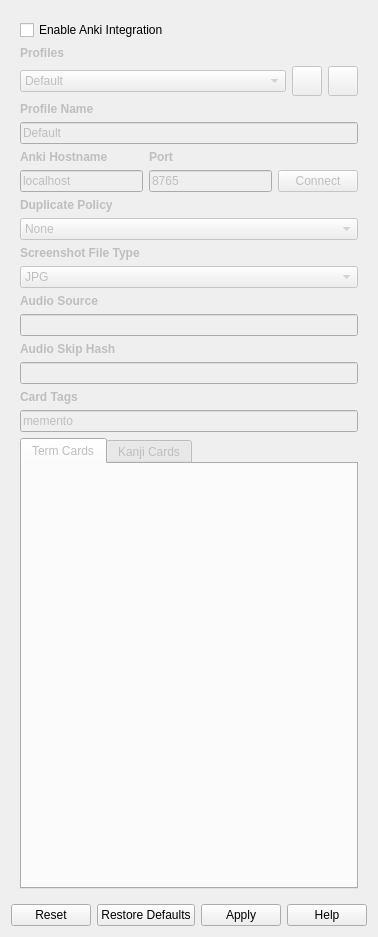
Qt form src/gui/widgets/ankisettings.ui (ripose-jp/Memento) before a commit.
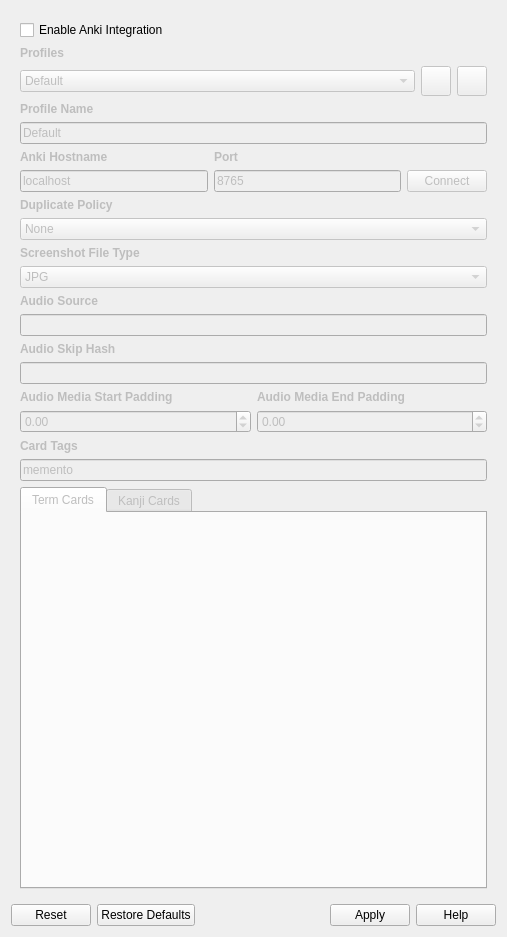
The same form after that commit. Custom widgets are drawn as their Qt base class.

Commit message: Added padding option for {audio-media} anki marker

Patch:
```diff
--- a/src/gui/widgets/ankisettings.ui
+++ b/src/gui/widgets/ankisettings.ui
@@ -6,7 +6,7 @@
    <rect>
     <x>0</x>
     <y>0</y>
-    <width>377</width>
+    <width>507</width>
     <height>937</height>
    </rect>
   </property>
@@ -33,8 +33,8 @@
        <rect>
         <x>0</x>
         <y>0</y>
-        <width>359</width>
-        <height>890</height>
+        <width>474</width>
+        <height>1082</height>
        </rect>
       </property>
       <layout class="QVBoxLayout" name="verticalLayout_4">
@@ -369,6 +369,65 @@
             </property>
            </widget>
           </item>
+          <item>
+           <layout class="QGridLayout" name="layoutAudioPadding">
+            <item row="0" column="1">
+             <widget class="QLabel" name="labelAudioPadEnd">
+              <property name="font">
+               <font>
+                <weight>75</weight>
+                <bold>true</bold>
+               </font>
+              </property>
+              <property name="text">
+               <string>Audio Media End Padding</string>
+              </property>
+             </widget>
+            </item>
+            <item row="1" column="0">
+             <widget class="QDoubleSpinBox" name="spinAudioPadStart">
+              <property name="toolTip">
+               <string>Seconds of audio to clip before the start of the subtitle</string>
+              </property>
+              <property name="minimum">
+               <double>-100.000000000000000</double>
+              </property>
+              <property name="maximum">
+               <double>100.000000000000000</double>
+              </property>
+              <property name="singleStep">
+               <double>0.100000000000000</double>
+              </property>
+             </widget>
+            </item>
+            <item row="0" column="0">
+             <widget class="QLabel" name="labelAudioPadStart">
+              <property name="font">
+               <font>
+                <weight>75</weight>
+                <bold>true</bold>
+               </font>
+              </property>
+              <property name="text">
+               <string>Audio Media Start Padding</string>
+              </property>
+             </widget>
+            </item>
+            <item row="1" column="1">
+             <widget class="QDoubleSpinBox" name="spinAudioPadEnd">
+              <property name="toolTip">
+               <string>Seconds of audio to clip after the end of the subtitle</string>
+              </property>
+              <property name="minimum">
+               <double>-100.000000000000000</double>
+              </property>
+              <property name="maximum">
+               <double>100.000000000000000</double>
+              </property>
+             </widget>
+            </item>
+           </layout>
+          </item>
           <item>
            <widget class="QLabel" name="labelTags">
             <property name="sizePolicy">
```
The commit also changes 4 other files.
